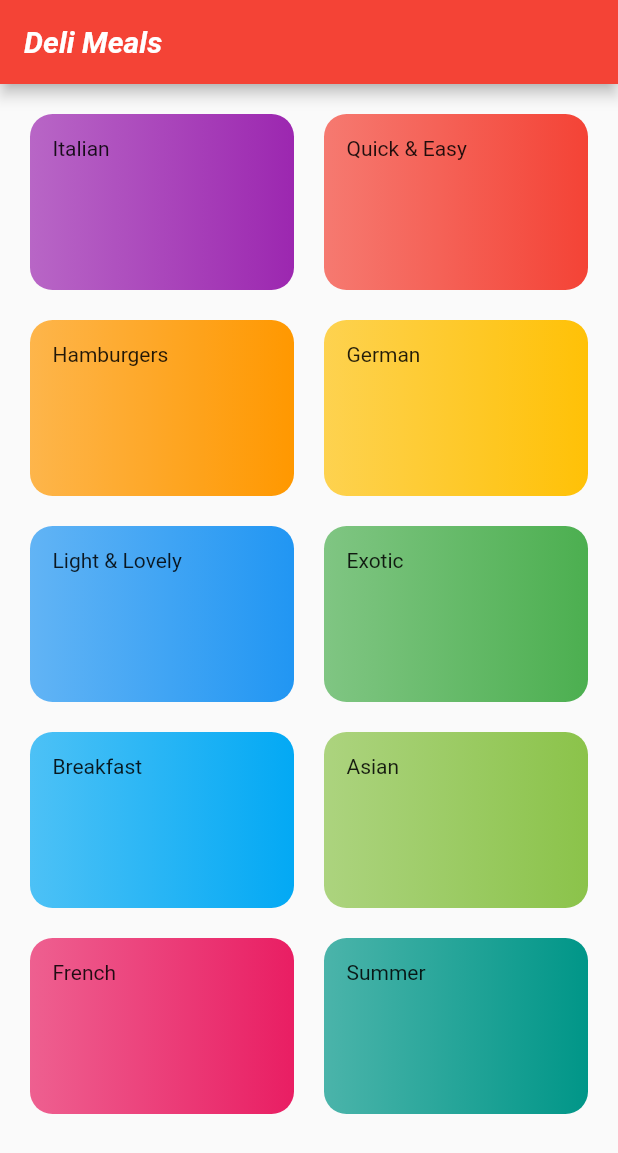
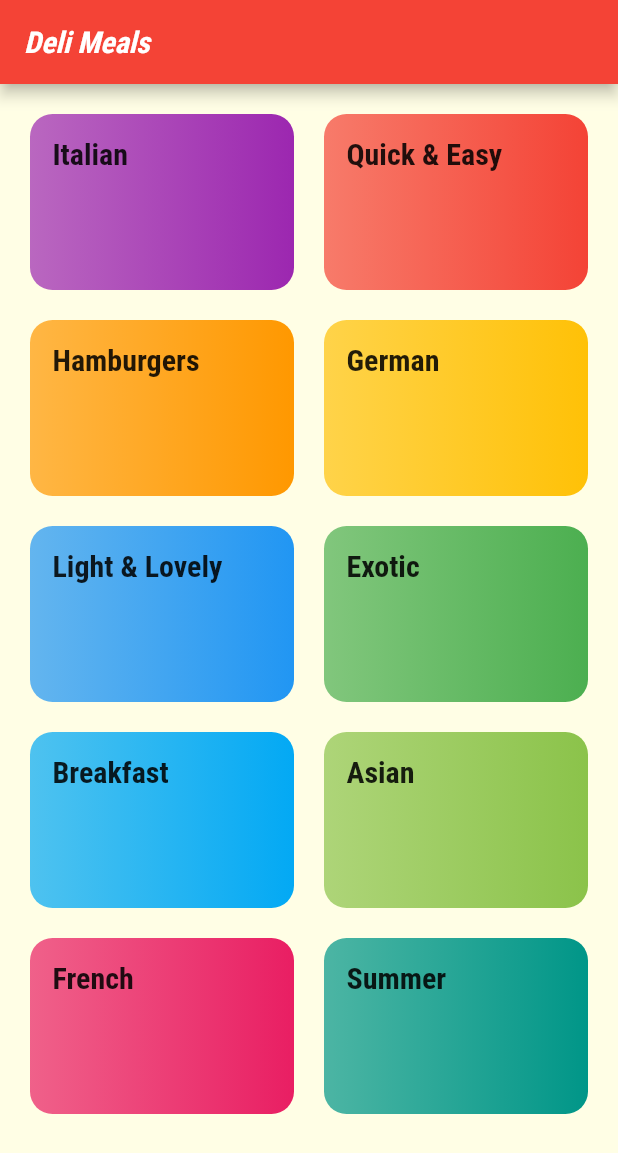
Before and after one commit to urvish-sojitra-seaflux/flutter_meals_app, a Flutter app: the screen it shows after launch, on a phone screen of 412 x 824 dp. Shown: the top 1153 px of the screen. Run offline on Flutter 3.47's test engine with Material 2 defaults, Android fonts, the phone set to English and light mode, and no system bars.

Commit message:
adding multiple pages and styling to pages

```diff
--- a/lib/category_item.dart
+++ b/lib/category_item.dart
@@ -1,4 +1,5 @@
 import 'package:flutter/material.dart';
+import 'package:flutter_meals_app/category_meals_screen.dart';
 
 class CategoryItem extends StatelessWidget {
   final String id;
@@ -8,12 +9,26 @@ class CategoryItem extends StatelessWidget {
   CategoryItem(this.id, this.title, this.color);
 
   // CategoryItem({key}) : super(key: key);
+  void selectedCategory(BuildContext ctx) {
+    Navigator.of(ctx).push(
+      MaterialPageRoute(builder: (_) {
+        return CategoryMealsScreen();
+      }),
+    );
+  }
 
   @override
   Widget build(BuildContext context) {
-    return Container(
+    return InkWell(
+      onTap: () => selectedCategory,
+      splashColor: Theme.of(context).primaryColor,
+      borderRadius: BorderRadius.circular(15),
+      child: Container(
         padding: EdgeInsets.all(15),
-      child: Text(title),
+        child: Text(
+          title,
+          style: Theme.of(context).textTheme.headline6,
+        ),
         decoration: BoxDecoration(
           gradient: LinearGradient(colors: [
             color.withOpacity(0.7),
@@ -21,6 +36,7 @@ class CategoryItem extends StatelessWidget {
           ]),
           borderRadius: BorderRadius.circular(15),
         ),
+      ),
     );
   }
 }
--- a/lib/main.dart
+++ b/lib/main.dart
@@ -9,7 +9,18 @@ class MyApp extends StatelessWidget {
     return MaterialApp(
       title: 'DeliMeals',
       theme: ThemeData(
-        primarySwatch: Colors.red,
+        colorScheme: ColorScheme.fromSwatch(primarySwatch: Colors.red)
+            .copyWith(secondary: Colors.amber),
+        canvasColor: Color.fromRGBO(255, 254, 229, 1),
+        fontFamily: 'Raleway',
+        textTheme: ThemeData.light().textTheme.copyWith(
+              bodyText1: TextStyle(color: Color.fromRGBO(20, 51, 51, 1)),
+              bodyText2: TextStyle(color: Color.fromRGBO(20, 51, 51, 1)),
+              headline6: TextStyle(
+                  fontFamily: 'RobotoCondensed',
+                  fontSize: 20,
+                  fontWeight: FontWeight.bold),
+            ),
       ),
       home: CategoriesScreen(),
     );
```
Also changed, not shown: lib/category_meals_screen.dart (added, +17 -0 lines), pubspec.yaml (+17 -6 lines), assets/fonts/Raleway-Black.ttf (added), assets/fonts/Raleway-Bold.ttf (added), assets/fonts/Raleway-Regular.ttf (added), assets/fonts/RobotoCondensed-Bold.ttf (added), assets/fonts/RobotoCondensed-Italic.ttf (added), assets/fonts/RobotoCondensed-Light.ttf (added), assets/fonts/RobotoCondensed-Regular.ttf (added). Lines whose indentation alone changed are shown as unchanged.
